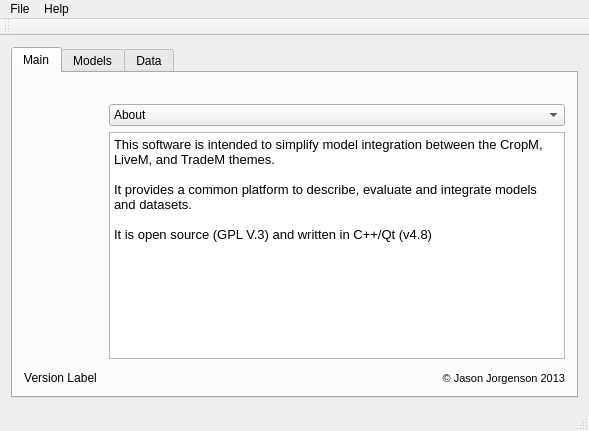
Qt form src/MacsurAdapter/madmainwindowbase.ui (arkygeek/MAD) before a commit.
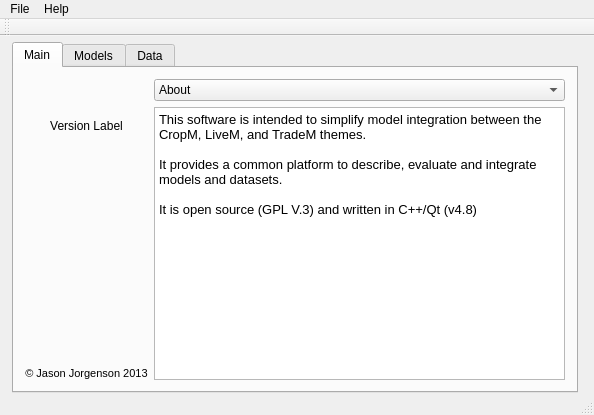
The same form after that commit. Icons and pictures are not drawn.

Commit message: added build subdir for Xcode in case anyone wants to use it.  Changed the logo on the main form so it doesn't make you shudder when you see it.

```diff
--- a/src/MacsurAdapter/madmainwindowbase.ui
+++ b/src/MacsurAdapter/madmainwindowbase.ui
@@ -6,17 +6,23 @@
    <rect>
     <x>0</x>
     <y>0</y>
-    <width>589</width>
-    <height>431</height>
+    <width>594</width>
+    <height>415</height>
    </rect>
   </property>
   <property name="windowTitle">
    <string>MadMainWindow</string>
   </property>
   <widget class="QWidget" name="centralWidget">
-   <layout class="QGridLayout" name="gridLayout_2">
-    <item row="0" column="0" colspan="2">
      <widget class="QTabWidget" name="tabwidMainWin">
+    <property name="geometry">
+     <rect>
+      <x>12</x>
+      <y>6</y>
+      <width>566</width>
+      <height>351</height>
+     </rect>
+    </property>
       <property name="currentIndex">
        <number>0</number>
       </property>
@@ -25,7 +31,87 @@
         <string>Main</string>
        </attribute>
        <layout class="QGridLayout" name="gridLayout_4">
-        <item row="1" column="2">
+      <item row="0" column="0" rowspan="2">
+       <layout class="QVBoxLayout" name="verticalLayout">
+        <item>
+         <widget class="QLabel" name="label_2">
+          <property name="text">
+           <string/>
+          </property>
+          <property name="pixmap">
+           <pixmap resource="resources/resources.qrc">:/MACSURLogo122x50Transp.png</pixmap>
+          </property>
+          <property name="alignment">
+           <set>Qt::AlignCenter</set>
+          </property>
+         </widget>
+        </item>
+        <item>
+         <widget class="QLabel" name="lblGraphicMain">
+          <property name="maximumSize">
+           <size>
+            <width>200</width>
+            <height>140</height>
+           </size>
+          </property>
+          <property name="text">
+           <string/>
+          </property>
+          <property name="pixmap">
+           <pixmap resource="resources/resources.qrc">:/MadLogoTransparent.png</pixmap>
+          </property>
+          <property name="scaledContents">
+           <bool>true</bool>
+          </property>
+          <property name="alignment">
+           <set>Qt::AlignCenter</set>
+          </property>
+         </widget>
+        </item>
+        <item>
+         <widget class="QLabel" name="lblVersion">
+          <property name="text">
+           <string>Version Label</string>
+          </property>
+          <property name="alignment">
+           <set>Qt::AlignCenter</set>
+          </property>
+         </widget>
+        </item>
+        <item>
+         <spacer name="verticalSpacer">
+          <property name="orientation">
+           <enum>Qt::Vertical</enum>
+          </property>
+          <property name="sizeHint" stdset="0">
+           <size>
+            <width>20</width>
+            <height>40</height>
+           </size>
+          </property>
+         </spacer>
+        </item>
+        <item>
+         <widget class="QLabel" name="label">
+          <property name="font">
+           <font>
+            <pointsize>8</pointsize>
+           </font>
+          </property>
+          <property name="layoutDirection">
+           <enum>Qt::LeftToRight</enum>
+          </property>
+          <property name="text">
+           <string>© Jason Jorgenson 2013</string>
+          </property>
+          <property name="alignment">
+           <set>Qt::AlignCenter</set>
+          </property>
+         </widget>
+        </item>
+       </layout>
+      </item>
+      <item row="0" column="1">
          <widget class="QComboBox" name="cbAboutMain">
           <item>
            <property name="text">
@@ -54,17 +140,7 @@
           </item>
          </widget>
         </item>
-        <item row="4" column="0">
-         <widget class="QLabel" name="lblVersion">
-          <property name="text">
-           <string>Version Label</string>
-          </property>
-          <property name="alignment">
-           <set>Qt::AlignCenter</set>
-          </property>
-         </widget>
-        </item>
-        <item row="2" column="2">
+      <item row="1" column="1">
          <widget class="QPlainTextEdit" name="plainTextEdit">
           <property name="font">
            <font>
@@ -80,50 +156,6 @@
           </property>
          </widget>
         </item>
-        <item row="4" column="2">
-         <widget class="QLabel" name="label">
-          <property name="font">
-           <font>
-            <pointsize>8</pointsize>
-           </font>
-          </property>
-          <property name="layoutDirection">
-           <enum>Qt::LeftToRight</enum>
-          </property>
-          <property name="text">
-           <string>© Jason Jorgenson 2013</string>
-          </property>
-          <property name="alignment">
-           <set>Qt::AlignRight|Qt::AlignTrailing|Qt::AlignVCenter</set>
-          </property>
-         </widget>
-        </item>
-        <item row="0" column="2">
-         <widget class="QLabel" name="label_2">
-          <property name="text">
-           <string/>
-          </property>
-          <property name="pixmap">
-           <pixmap resource="resources/resources.qrc">:/MACSURLogo122x50Transp.png</pixmap>
-          </property>
-          <property name="alignment">
-           <set>Qt::AlignCenter</set>
-          </property>
-         </widget>
-        </item>
-        <item row="0" column="0" rowspan="4" colspan="2">
-         <widget class="QLabel" name="lblGraphicMain">
-          <property name="text">
-           <string/>
-          </property>
-          <property name="pixmap">
-           <pixmap resource="resources/resources.qrc">:/MADCircle.png</pixmap>
-          </property>
-          <property name="alignment">
-           <set>Qt::AlignCenter</set>
-          </property>
-         </widget>
-        </item>
        </layout>
       </widget>
       <widget class="QWidget" name="tabModels">
@@ -388,15 +420,13 @@
        </widget>
       </widget>
      </widget>
-    </item>
-   </layout>
   </widget>
   <widget class="QMenuBar" name="menuBar">
    <property name="geometry">
     <rect>
      <x>0</x>
      <y>0</y>
-     <width>589</width>
+     <width>594</width>
      <height>22</height>
     </rect>
    </property>
```
Lines whose indentation alone changed are shown as unchanged. The commit also changes 118 other files.
